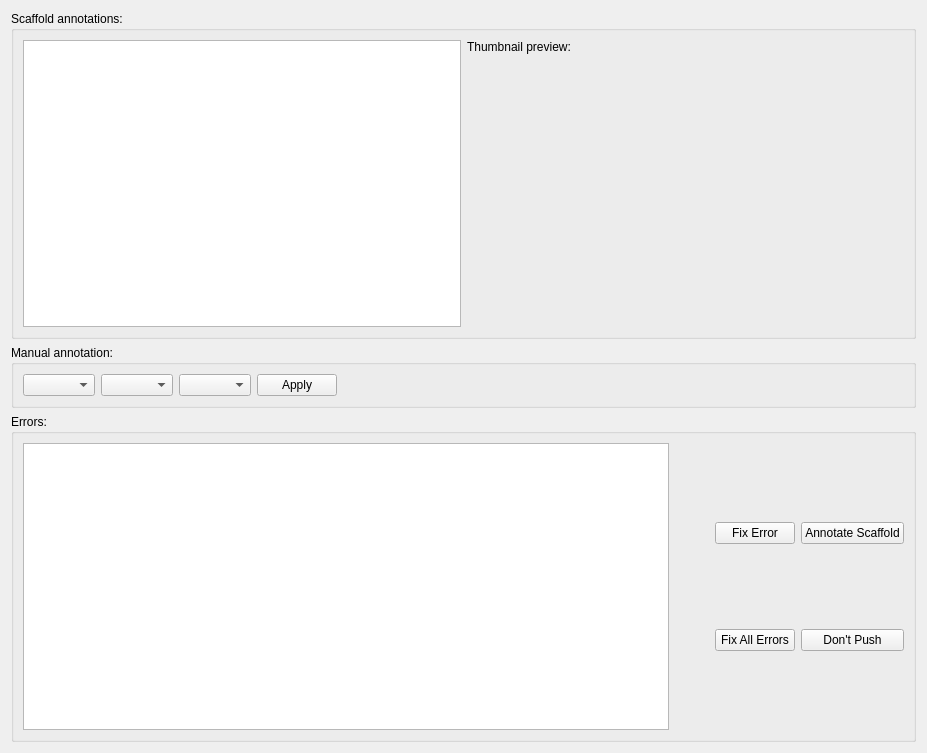
Qt form mapclientplugins/sparccurationhelperstep/qt/scaffoldannotationwidget.ui (mapclient-plugins/mapclientplugins.sparccurationhelperstep) before a commit.
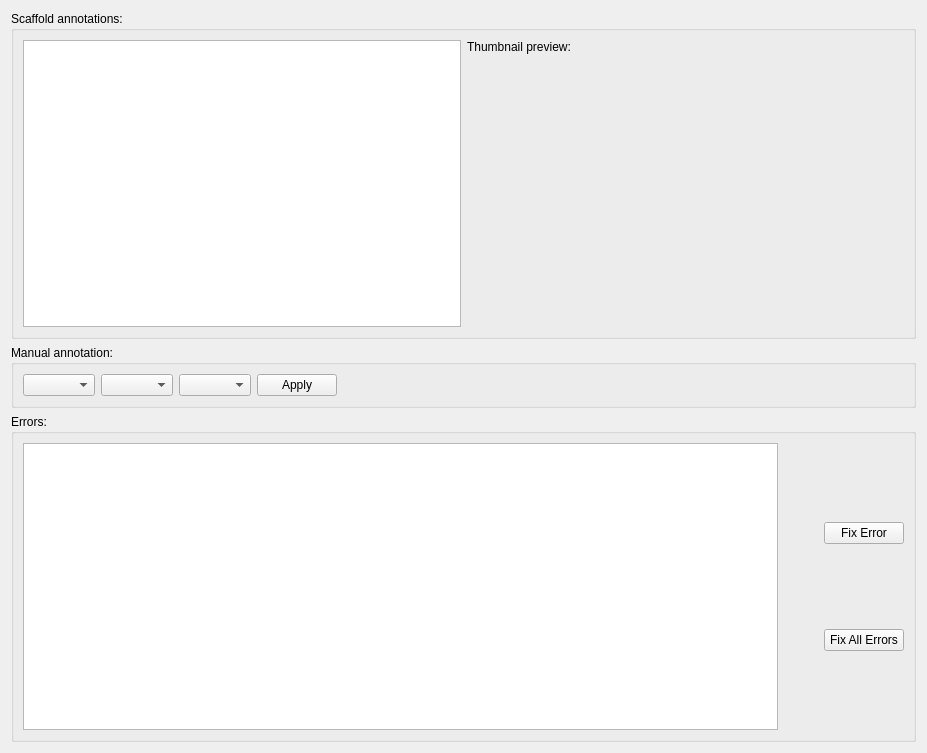
The same form after that commit.

Commit message: Enable fix and fix all buttons. Add functionality to manually annotate entities.  Do round trip checking of source of and derived from annotations.

The edit to the form file:
```diff
--- a/mapclientplugins/sparccurationhelperstep/qt/scaffoldannotationwidget.ui
+++ b/mapclientplugins/sparccurationhelperstep/qt/scaffoldannotationwidget.ui
@@ -118,32 +118,6 @@
      <layout class="QGridLayout" name="gridLayout2">
       <item row="0" column="1">
        <layout class="QGridLayout" name="gridLayoutButtons">
-        <item row="0" column="2">
-         <widget class="QPushButton" name="annotate_scaffold_button">
-          <property name="sizePolicy">
-           <sizepolicy hsizetype="Expanding" vsizetype="Fixed">
-            <horstretch>0</horstretch>
-            <verstretch>0</verstretch>
-           </sizepolicy>
-          </property>
-          <property name="text">
-           <string>Annotate Scaffold</string>
-          </property>
-         </widget>
-        </item>
-        <item row="0" column="1">
-         <widget class="QPushButton" name="buttonFixError">
-          <property name="sizePolicy">
-           <sizepolicy hsizetype="Expanding" vsizetype="Fixed">
-            <horstretch>0</horstretch>
-            <verstretch>0</verstretch>
-           </sizepolicy>
-          </property>
-          <property name="text">
-           <string>Fix Error</string>
-          </property>
-         </widget>
-        </item>
         <item row="1" column="1">
          <widget class="QPushButton" name="buttonFixAllErrors">
           <property name="text">
@@ -151,10 +125,16 @@
           </property>
          </widget>
         </item>
-        <item row="1" column="2">
-         <widget class="QPushButton" name="pushButton_3">
+        <item row="0" column="1">
+         <widget class="QPushButton" name="pushButtonFixError">
+          <property name="sizePolicy">
+           <sizepolicy hsizetype="Expanding" vsizetype="Fixed">
+            <horstretch>0</horstretch>
+            <verstretch>0</verstretch>
+           </sizepolicy>
+          </property>
           <property name="text">
-           <string>Don't Push</string>
+           <string>Fix Error</string>
           </property>
          </widget>
         </item>
```
Left out of the diff: 2 changed lines with no effect on the pictures. The commit also changes 3 other files.
